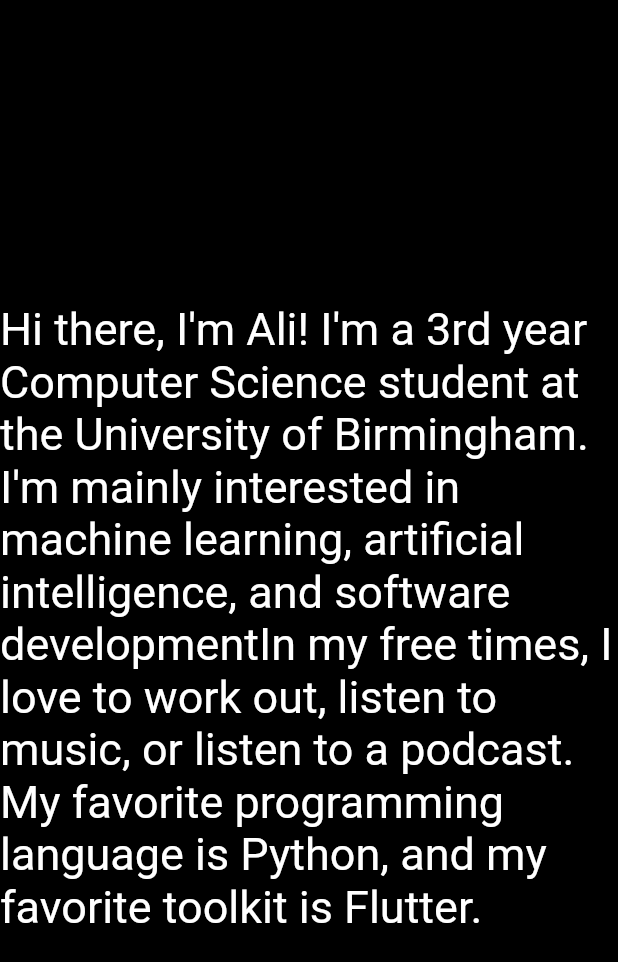
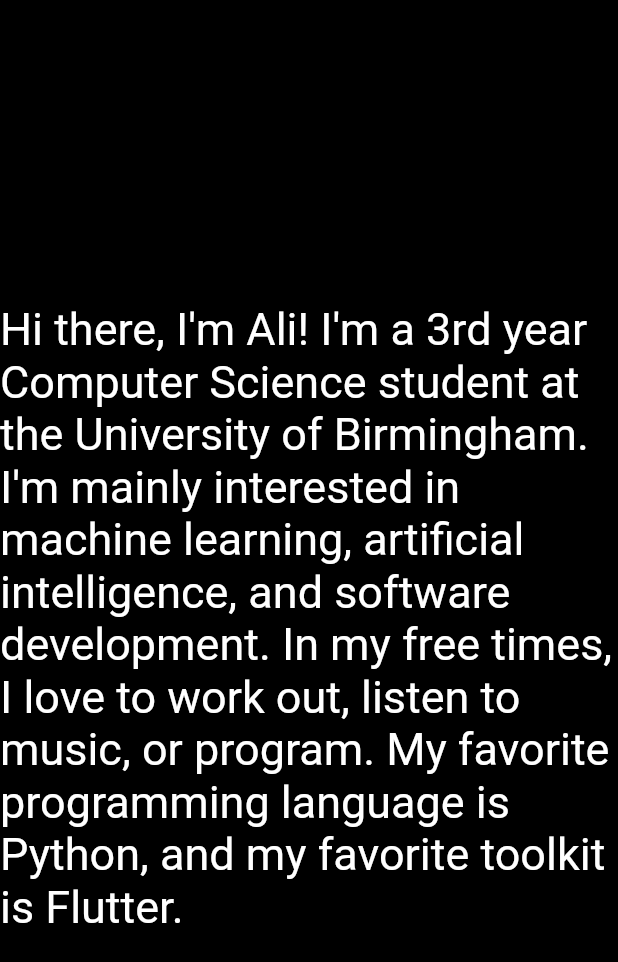
Before and after one commit to alicagatay/alicagatays_personal_webpage, a Flutter app: the screen it shows after launch, after a tap on "about", on a phone screen of 412 x 824 dp. Shown: the top 962 px of the screen. Run offline on Flutter 3.47's test engine with Material 2 defaults, Android fonts, the phone set to English and light mode, and no system bars.

Commit message:
Made some quick updates in the content.

```diff
--- a/lib/about_page.dart
+++ b/lib/about_page.dart
@@ -14,9 +14,9 @@
             child: Text(
               "Hi there, I'm Ali! "
               "I'm a 3rd year Computer Science student at the University of Birmingham. "
-              "I'm mainly interested in machine learning, artificial intelligence, and software development"
-              "In my free times, I love to work out, listen to music, or listen to a podcast. "
-              "My favorite programming language is Python, and my favorite toolkit is Flutter. ",
+              "I'm mainly interested in machine learning, artificial intelligence, and software development. "
+              "In my free times, I love to work out, listen to music, or program. "
+              "My favorite programming language is Python, and my favorite toolkit is Flutter.",
               style: TextStyle(
                 fontSize: 30,
                 color: Colors.white,
```
Also changed, not shown: pubspec.lock.
